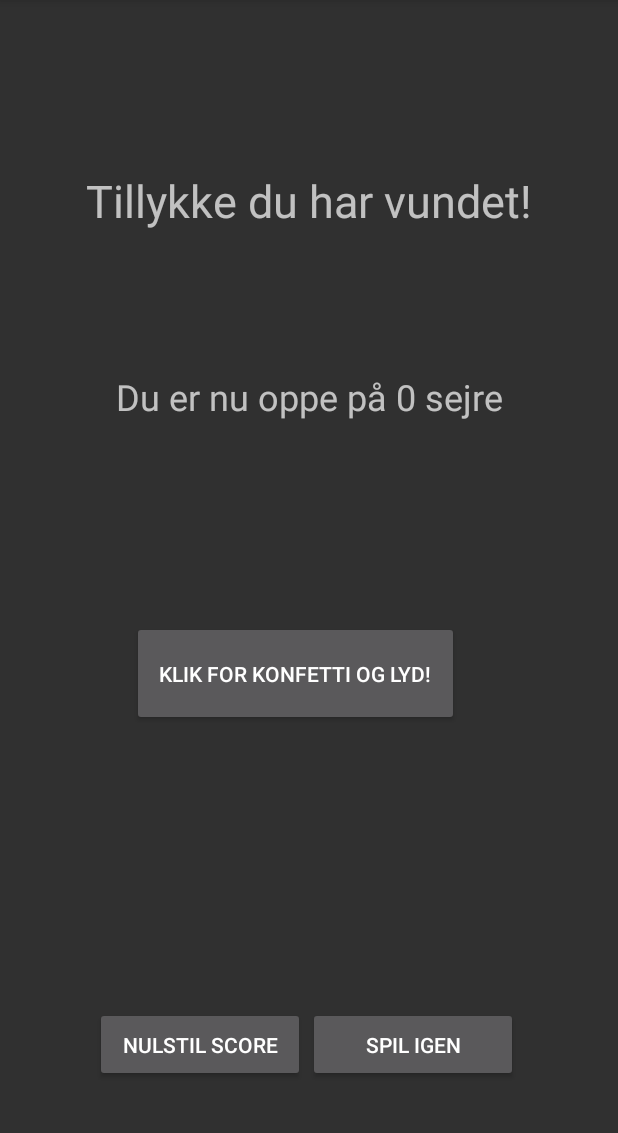
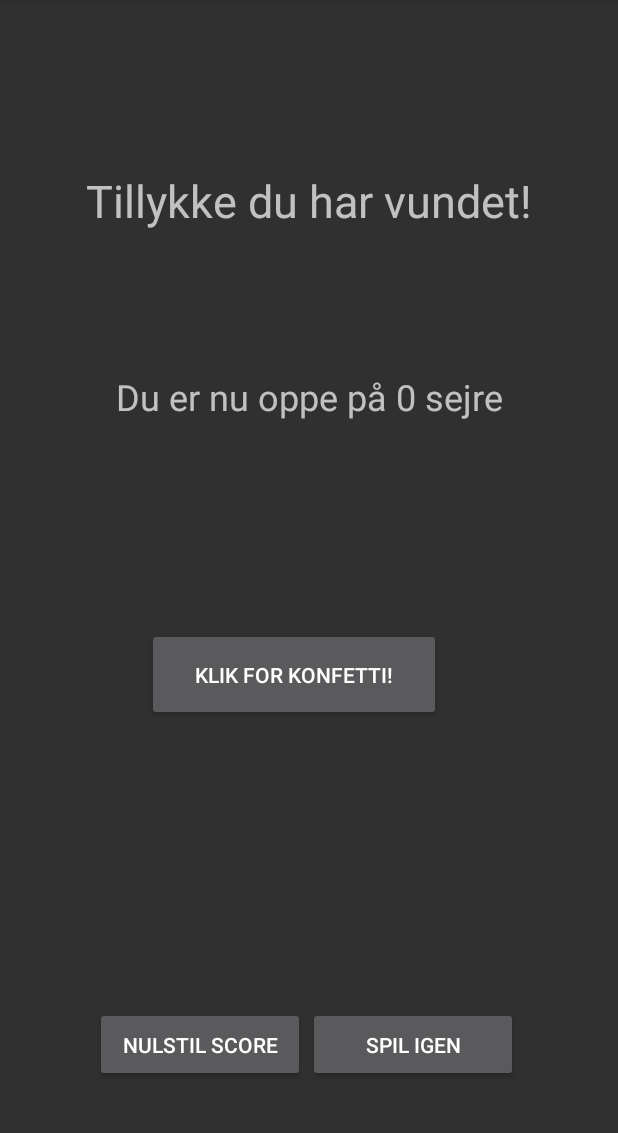
Before and after one commit to antonoeschmidt/BrIntAflevering, an Android app: the WinnerActivity screen opened directly, with no data from a screen before it, on a phone screen of 412 x 824 dp, the part 84-1217 px from its top. Run offline under Robolectric (Android 15) with nearby library versions, the phone set to English and light mode, and no system bars; libraries missing offline, so code that uses them is left out: com.github.jinatonic.confetti.

Commit message:
Lyd tilføjet og tema skiftet.

```diff
--- a/app/src/main/java/com/example/brintaflevering2/GalgeActivity.java
+++ b/app/src/main/java/com/example/brintaflevering2/GalgeActivity.java
@@ -5,6 +5,7 @@ import androidx.appcompat.app.AppCompatActivity;
 import android.app.ProgressDialog;
 import android.content.Intent;
 import android.content.SharedPreferences;
+import android.media.MediaPlayer;
 import android.os.AsyncTask;
 import android.os.Bundle;
 import android.preference.PreferenceManager;
@@ -26,6 +27,7 @@ public class GalgeActivity extends AppCompatActivity implements View.OnClickList
     private int winCounter, lossCounter;
     public SharedPreferences preferences;
     private ProgressDialog progressDialog;
+    private MediaPlayer mPlayer;
 
 
     @Override
@@ -56,6 +58,7 @@ public class GalgeActivity extends AppCompatActivity implements View.OnClickList
         preferences = PreferenceManager.getDefaultSharedPreferences(this);
         progressDialog = new ProgressDialog(this);
         progressDialog.setMessage("Henter ord fra DR");
+        mPlayer = MediaPlayer.create(this, R.raw.winningsound);
         winCounter = preferences.getInt("Wins", 0);
         lossCounter = preferences.getInt("Losses", 0);
         winsTextView.setText("Sejre = "+ winCounter);
@@ -177,6 +180,7 @@ public class GalgeActivity extends AppCompatActivity implements View.OnClickList
             //Toast.makeText(this,"Du har vundet!", Toast.LENGTH_LONG).show();
             winCounter++;
             updateGame();
+            mPlayer.start();
             Intent winnerIntent = new Intent(this,WinnerActivity.class);
             startActivity(winnerIntent);
         }
--- a/app/src/main/java/com/example/brintaflevering2/WinnerActivity.java
+++ b/app/src/main/java/com/example/brintaflevering2/WinnerActivity.java
@@ -53,7 +53,7 @@ public class WinnerActivity extends AppCompatActivity implements View.OnClickLis
             case R.id.confettiButton:
                 CommonConfetti.rainingConfetti(container, new int[] { Color.rgb(212, 175, 55) })
                         .infinite();
-                MediaPlayer mPlayer = MediaPlayer.create(this, R.raw.winningsound);
+                MediaPlayer mPlayer = MediaPlayer.create(this, R.raw.applause7);
                 mPlayer.start();
 
                 break;
--- a/app/src/main/res/layout/activity_winner.xml
+++ b/app/src/main/res/layout/activity_winner.xml
@@ -58,9 +58,9 @@
 
     <Button
         android:id="@+id/confettiButton"
-        android:layout_width="218dp"
-        android:layout_height="70dp"
-        android:text="Klik for konfetti og lyd!"
+        android:layout_width="196dp"
+        android:layout_height="62dp"
+        android:text="Klik for konfetti!"
         app:layout_constraintBottom_toBottomOf="parent"
         app:layout_constraintEnd_toEndOf="parent"
         app:layout_constraintHorizontal_bias="0.453"
```
Also changed, not shown: 1 other file.
